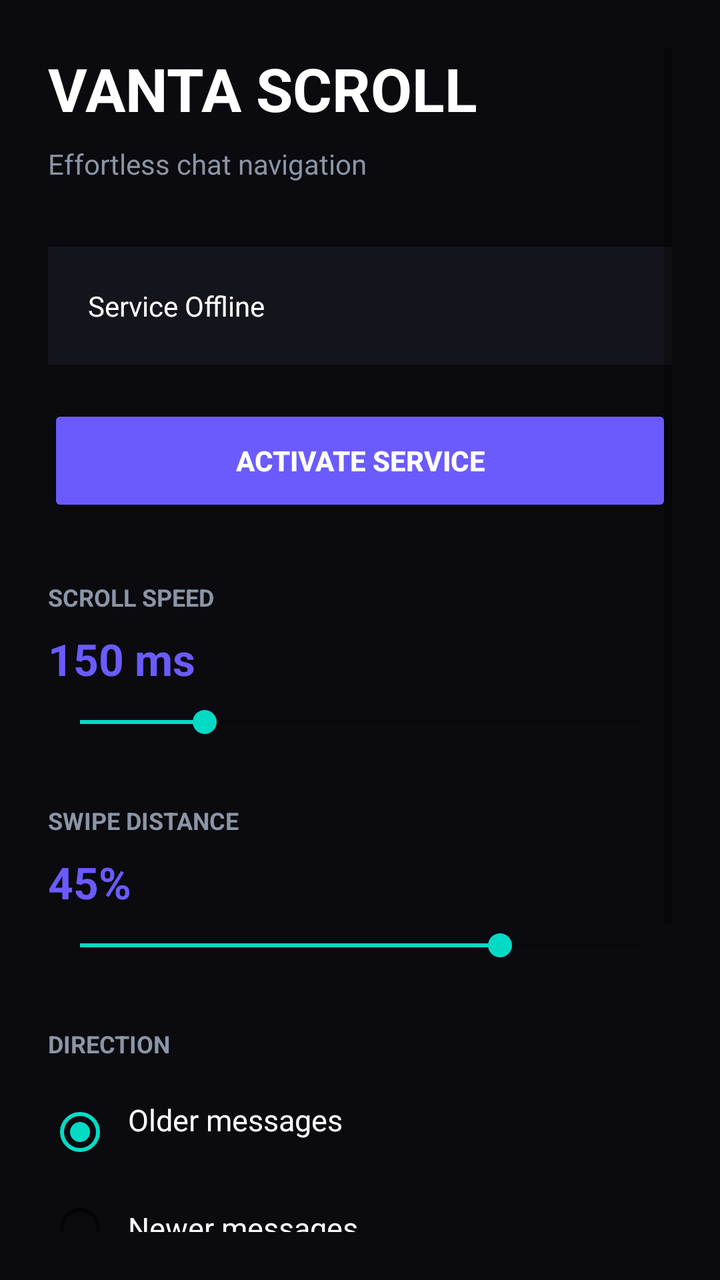
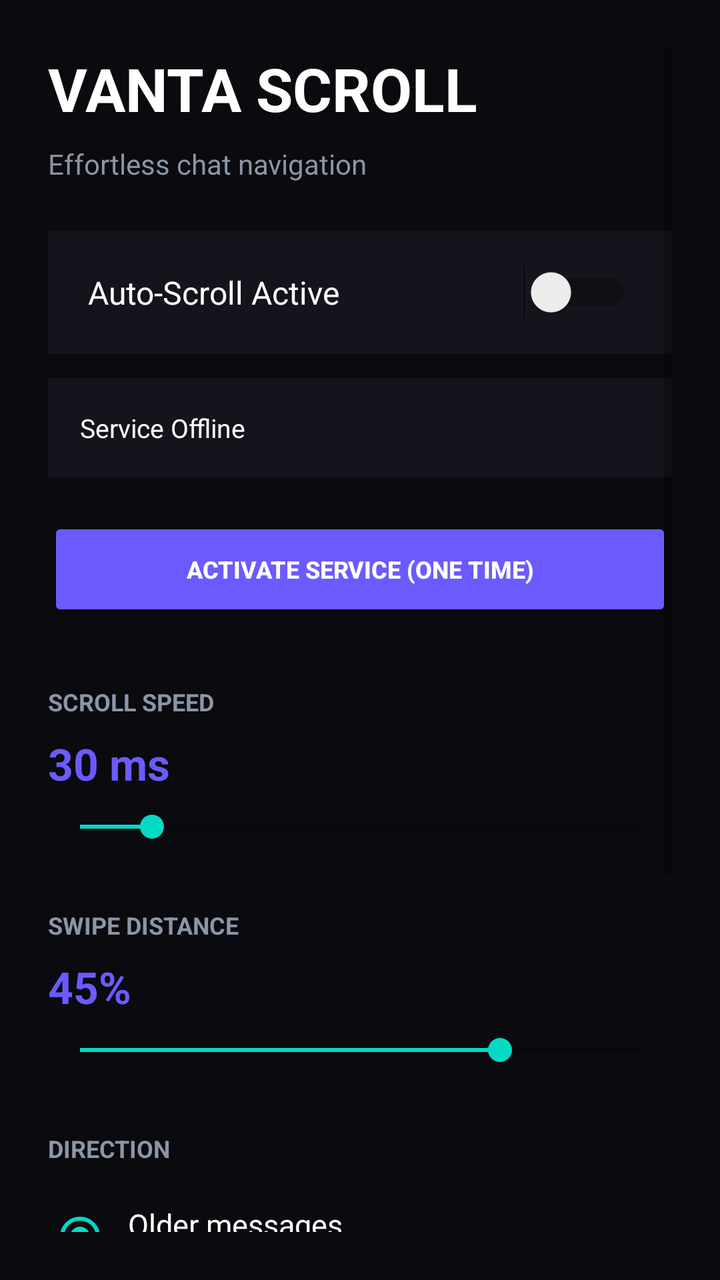

Screens rendered from an Android XML layout before and after an edit, with the pre-edit source and the edit as a unified diff.
<!-- AndroidManifest.xml: application theme Theme.VantaScroll -->
<!-- res/layout/activity_main.xml -->
<?xml version="1.0" encoding="utf-8"?>
<ScrollView xmlns:android="http://schemas.android.com/apk/res/android"
    android:layout_width="match_parent"
    android:layout_height="match_parent"
    android:background="#0A0A0F"
    android:padding="24dp">

    <LinearLayout
        android:layout_width="match_parent"
        android:layout_height="wrap_content"
        android:orientation="vertical">

        <TextView
            android:layout_width="wrap_content"
            android:layout_height="wrap_content"
            android:text="VANTA SCROLL"
            android:textColor="#FFFFFF"
            android:textSize="30sp"
            android:textStyle="bold"
            android:layout_marginBottom="8dp" />

        <TextView
            android:layout_width="wrap_content"
            android:layout_height="wrap_content"
            android:text="Effortless chat navigation"
            android:textColor="#8B95A5"
            android:textSize="14sp"
            android:layout_marginBottom="32dp" />

        <TextView
            android:id="@+id/statusText"
            android:layout_width="match_parent"
            android:layout_height="wrap_content"
            android:background="#14141C"
            android:padding="20dp"
            android:textColor="#FFFFFF"
            android:textSize="14sp"
            android:text="Service Offline"
            android:layout_marginBottom="20dp" />

        <Button
            android:id="@+id/enableButton"
            android:layout_width="match_parent"
            android:layout_height="56dp"
            android:text="ACTIVATE SERVICE"
            android:textSize="14sp"
            android:textStyle="bold"
            android:backgroundTint="#6B5BFF"
            android:textColor="#FFFFFF"
            android:layout_marginBottom="32dp" />

        <TextView
            android:layout_width="wrap_content"
            android:layout_height="wrap_content"
            android:text="SCROLL SPEED"
            android:textColor="#8B95A5"
            android:textSize="12sp"
            android:textStyle="bold"
            android:layout_marginBottom="8dp" />

        <TextView
            android:id="@+id/speedValue"
            android:layout_width="wrap_content"
            android:layout_height="wrap_content"
            android:text="150 ms"
            android:textColor="#6B5BFF"
            android:textSize="22sp"
            android:textStyle="bold"
            android:layout_marginBottom="8dp" />

        <SeekBar
            android:id="@+id/speedSeek"
            android:layout_width="match_parent"
            android:layout_height="wrap_content"
            android:max="450"
            android:progress="100"
            android:layout_marginBottom="32dp" />

        <TextView
            android:layout_width="wrap_content"
            android:layout_height="wrap_content"
            android:text="SWIPE DISTANCE"
            android:textColor="#8B95A5"
            android:textSize="12sp"
            android:textStyle="bold"
            android:layout_marginBottom="8dp" />

        <TextView
            android:id="@+id/lenValue"
            android:layout_width="wrap_content"
            android:layout_height="wrap_content"
            android:text="45%"
            android:textColor="#6B5BFF"
            android:textSize="22sp"
            android:textStyle="bold"
            android:layout_marginBottom="8dp" />

        <SeekBar
            android:id="@+id/lenSeek"
            android:layout_width="match_parent"
            android:layout_height="wrap_content"
            android:max="60"
            android:progress="45"
            android:layout_marginBottom="32dp" />

        <TextView
            android:layout_width="wrap_content"
            android:layout_height="wrap_content"
            android:text="DIRECTION"
            android:textColor="#8B95A5"
            android:textSize="12sp"
            android:textStyle="bold"
            android:layout_marginBottom="12dp" />

        <RadioGroup
            android:id="@+id/dirGroup"
            android:layout_width="match_parent"
            android:layout_height="wrap_content"
            android:orientation="vertical"
            android:layout_marginBottom="32dp">

            <RadioButton
                android:id="@+id/dirOlder"
                android:layout_width="match_parent"
                android:layout_height="wrap_content"
                android:text="Older messages"
                android:textColor="#FFFFFF"
                android:textSize="15sp"
                android:paddingStart="8dp"
                android:paddingBottom="12dp"
                android:checked="true" />

            <RadioButton
                android:id="@+id/dirNewer"
                android:layout_width="match_parent"
                android:layout_height="wrap_content"
                android:text="Newer messages"
                android:textColor="#FFFFFF"
                android:textSize="15sp"
                android:paddingStart="8dp" />
        </RadioGroup>

        <TextView
            android:layout_width="match_parent"
            android:layout_height="wrap_content"
            android:background="#14141C"
            android:padding="20dp"
            android:textColor="#8B95A5"
            android:textSize="13sp"
            android:text="HOW TO USE\n\n1. Activate the service above\n2. Open any chat\n3. Volume Up - start auto-scroll\n4. Volume Down - stop instantly" />

        <TextView
            android:layout_width="wrap_content"
            android:layout_height="wrap_content"
            android:layout_gravity="center"
            android:text="VANTA SCROLL  v1.0"
            android:textColor="#3A3A52"
            android:textSize="10sp"
            android:layout_marginTop="32dp"
            android:layout_marginBottom="16dp" />

    </LinearLayout>
</ScrollView>
<!-- resources referenced by this layout -->
<resources>
  <style name="Theme.VantaScroll" parent="Theme.MaterialComponents.DayNight.NoActionBar">
          <item name="colorPrimary">#6B5BFF</item>
          <item name="colorPrimaryVariant">#4B3BDF</item>
          <item name="colorOnPrimary">#FFFFFF</item>
          <item name="android:windowBackground">#0A0A0F</item>
          <item name="android:statusBarColor">#0A0A0F</item>
      </style>
</resources>

<!-- the commit's change to res/layout/activity_main.xml (unified diff, before → after) -->
@@ -25,25 +25,36 @@
             android:text="Effortless chat navigation"
             android:textColor="#8B95A5"
             android:textSize="14sp"
-            android:layout_marginBottom="32dp" />
+            android:layout_marginBottom="24dp" />
+
+        <Switch
+            android:id="@+id/masterSwitch"
+            android:layout_width="match_parent"
+            android:layout_height="wrap_content"
+            android:text="Auto-Scroll Active"
+            android:textColor="#FFFFFF"
+            android:textSize="16sp"
+            android:padding="20dp"
+            android:background="#14141C"
+            android:layout_marginBottom="12dp" />
 
         <TextView
             android:id="@+id/statusText"
             android:layout_width="match_parent"
             android:layout_height="wrap_content"
             android:background="#14141C"
-            android:padding="20dp"
+            android:padding="16dp"
             android:textColor="#FFFFFF"
-            android:textSize="14sp"
+            android:textSize="13sp"
             android:text="Service Offline"
             android:layout_marginBottom="20dp" />
 
         <Button
             android:id="@+id/enableButton"
             android:layout_width="match_parent"
-            android:layout_height="56dp"
-            android:text="ACTIVATE SERVICE"
-            android:textSize="14sp"
+            android:layout_height="52dp"
+            android:text="ACTIVATE SERVICE (one time)"
+            android:textSize="12sp"
             android:textStyle="bold"
             android:backgroundTint="#6B5BFF"
             android:textColor="#FFFFFF"
@@ -62,7 +73,7 @@
             android:id="@+id/speedValue"
             android:layout_width="wrap_content"
             android:layout_height="wrap_content"
-            android:text="150 ms"
+            android:text="30 ms"
             android:textColor="#6B5BFF"
             android:textSize="22sp"
             android:textStyle="bold"
@@ -72,8 +83,8 @@
             android:id="@+id/speedSeek"
             android:layout_width="match_parent"
             android:layout_height="wrap_content"
-            android:max="450"
-            android:progress="100"
+            android:max="195"
+            android:progress="25"
             android:layout_marginBottom="32dp" />
 
         <TextView
@@ -147,13 +158,13 @@
             android:padding="20dp"
             android:textColor="#8B95A5"
             android:textSize="13sp"
-            android:text="HOW TO USE\n\n1. Activate the service above\n2. Open any chat\n3. Volume Up - start auto-scroll\n4. Volume Down - stop instantly" />
+            android:text="HOW TO USE\n\n1. Activate service once (Android requires this)\n2. Toggle Auto-Scroll from here anytime\n3. Volume Up - start scrolling\n4. Volume Down - stop instantly" />
 
         <TextView
             android:layout_width="wrap_content"
             android:layout_height="wrap_content"
             android:layout_gravity="center"
-            android:text="VANTA SCROLL  v1.0"
+            android:text="VANTA SCROLL  v1.1"
             android:textColor="#3A3A52"
             android:textSize="10sp"
             android:layout_marginTop="32dp"
